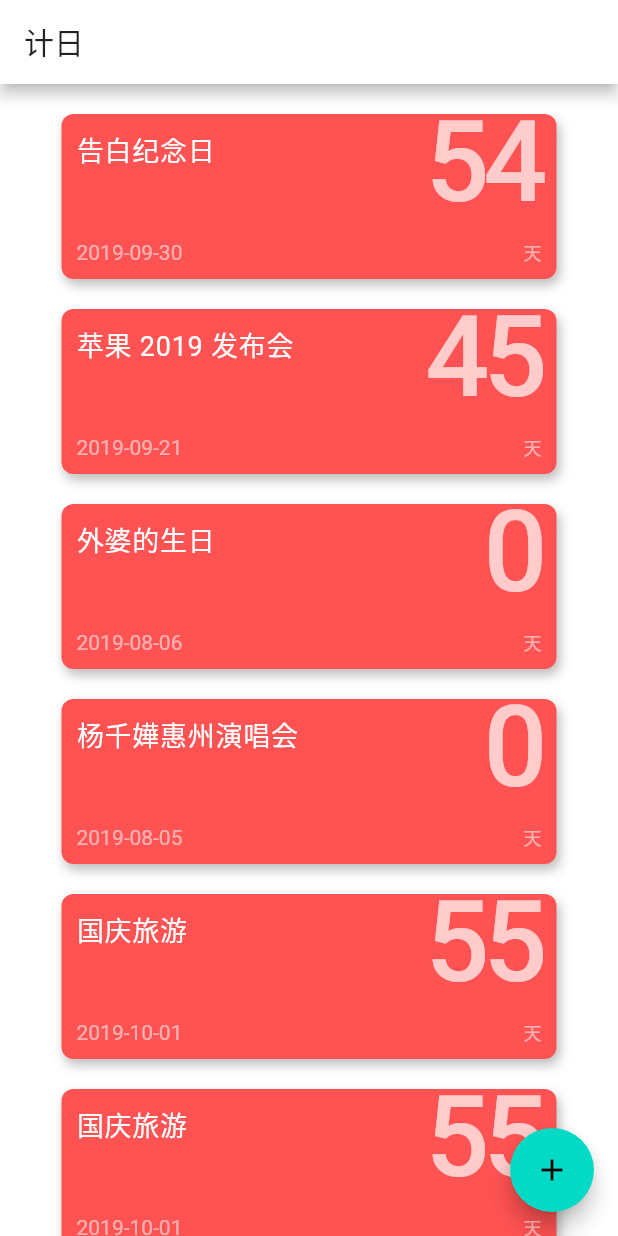
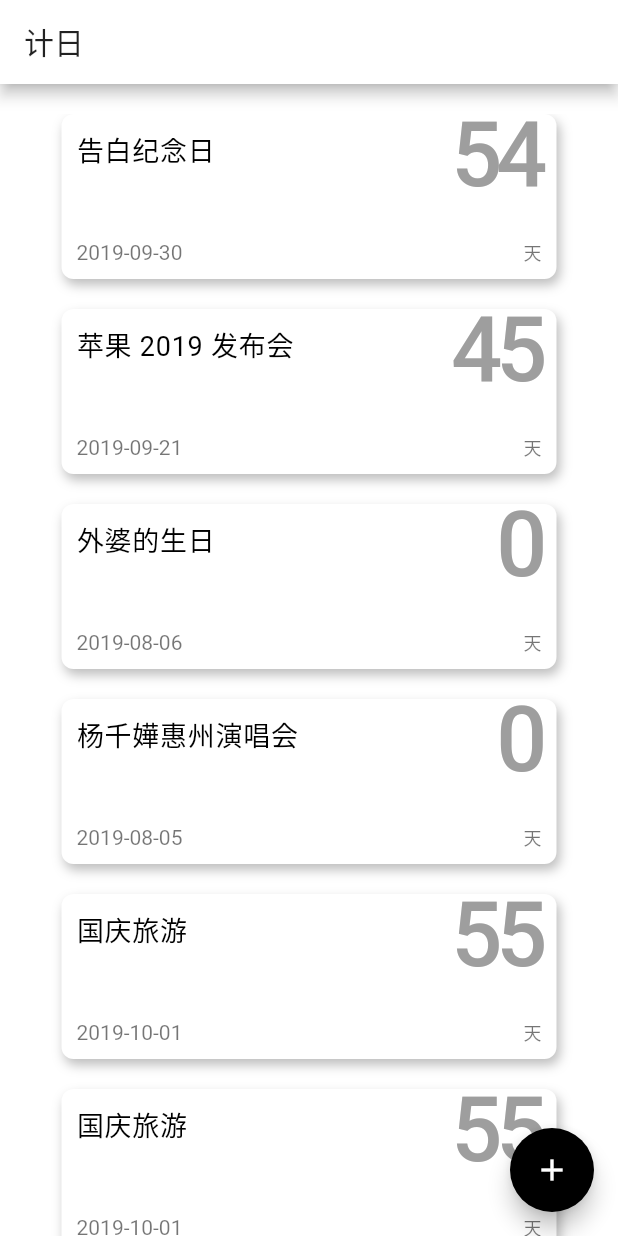
Before and after one commit to parabolazz/flutter-time-count, a Flutter app: the screen it shows after launch, on a phone screen of 412 x 824 dp. Run offline on Flutter 3.47's test engine with Material 2 defaults, Android fonts, the phone set to English and light mode, and no system bars.

Commit message:
[misc] UI improve

```diff
--- a/lib/components/TimeCard.dart
+++ b/lib/components/TimeCard.dart
@@ -1,5 +1,6 @@
 import 'package:flutter/material.dart';
 import 'package:intl/intl.dart';
+import 'dart:math';
 
 class TimeCard extends StatelessWidget {
   final Map timeInfo;
@@ -9,6 +10,9 @@ class TimeCard extends StatelessWidget {
   Widget build(
     BuildContext context,
   ) {
+
+  const List cardColors = [0xffFF8A80, 0xff9E9E9E, 0XFF8C9EFF];
+  final currentCardColor = cardColors[new Random().nextInt(3)];
 
   String _computeCountdown(DateTime setTime) {
     final currentTime = new DateTime.now();
@@ -26,7 +30,7 @@ class TimeCard extends StatelessWidget {
         width: 330.0,
         height: 110.0,
         decoration: BoxDecoration(
-          color: Color(0XFFFF5252),
+          color: Color(0xffffffff),
           borderRadius: BorderRadius.circular(8.0),
           boxShadow: [
             BoxShadow(
@@ -49,14 +53,14 @@ class TimeCard extends StatelessWidget {
                     Text(
                       '${timeInfo['name']}',
                       style: TextStyle(
-                        color: Colors.white,
+                        color: Colors.black,
                         fontSize: 18.0,
                         letterSpacing: 0.5),
                     ),
                     Text(
                       textTime,
                       style: TextStyle(
-                        color: Colors.white54,
+                        color: Colors.black54,
                       ))
                     ])),
               Expanded(
@@ -69,17 +73,17 @@ class TimeCard extends StatelessWidget {
                       textAlign: TextAlign.center,
                       style: TextStyle(
                         height: 0.8,
-                        fontSize: 75.0,
+                        fontSize: 60.0,
                         fontWeight: FontWeight.w500,
                         letterSpacing: -4.0,
-                        color: Colors.white70,
+                        color: Color(currentCardColor)
                       ),
                     ),
                     Text('天',
                       style: TextStyle(
                         height: 1.0,
                         fontSize: 12.0,
-                        color: Colors.white54,
+                        color: Colors.black54,
                       )),
                     ]))
             ])
--- a/lib/main.dart
+++ b/lib/main.dart
@@ -20,8 +20,8 @@ class MyApp extends StatelessWidget {
         // or simply save your changes to "hot reload" in a Flutter IDE).
         // Notice that the counter didn't reset back to zero; the application
         // is not restarted.
-        primaryColor: Colors.white,
-        accentColor: Color(0xFF03DAC5),
+        primaryColor: Color(0xFFffffff),
+        accentColor: Color(0xFF000000),
         canvasColor: Colors.transparent,
       ),
       home: MyHomePage(title: '计日'),
```
